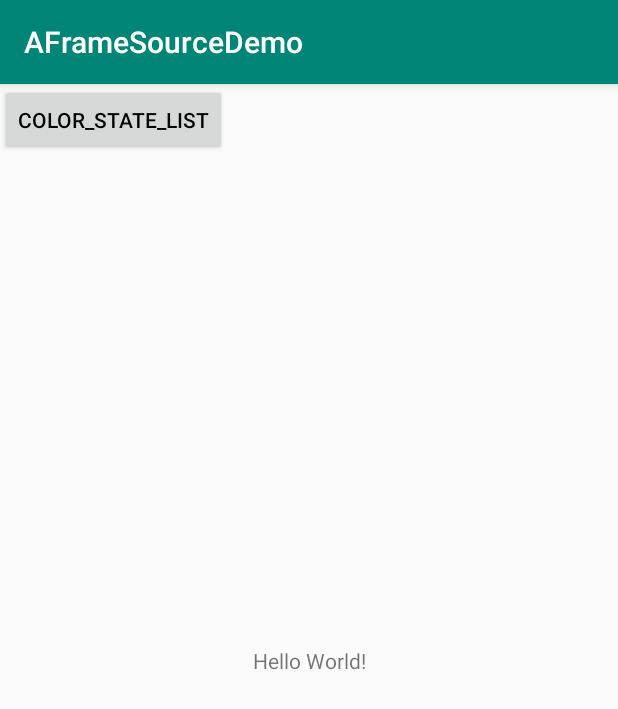
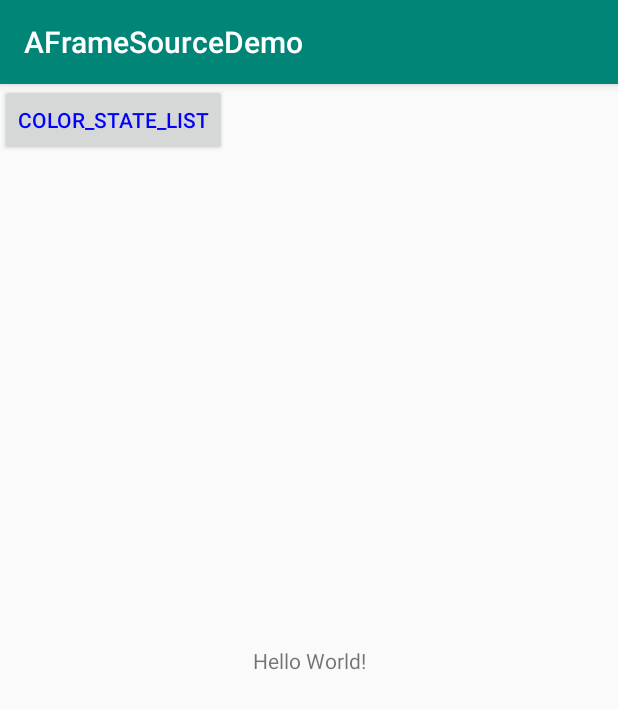
Before and after one commit to blueflybee/AFrameSourceDemo, an Android app: the screen it shows after launch (MainActivity), on a phone screen of 412 x 824 dp. Shown: the top 709 px of the screen. Run offline under Robolectric (Android 15) with nearby library versions, the phone set to English and light mode, and no system bars.

Commit message:
color state list测试

```diff
--- a/app/src/main/java/myorg/aframe/aframesourcedemo/MainActivity.java
+++ b/app/src/main/java/myorg/aframe/aframesourcedemo/MainActivity.java
@@ -1,6 +1,7 @@
 package myorg.aframe.aframesourcedemo;
 
 import android.content.ComponentCallbacks;
+import android.content.res.ColorStateList;
 import android.content.res.Configuration;
 import android.database.Cursor;
 import android.database.DatabaseErrorHandler;
@@ -8,8 +9,11 @@ import android.database.sqlite.SQLiteCursor;
 import android.database.sqlite.SQLiteCursorDriver;
 import android.database.sqlite.SQLiteDatabase;
 import android.database.sqlite.SQLiteQuery;
+import android.graphics.Color;
 import android.support.v7.app.AppCompatActivity;
 import android.os.Bundle;
+import android.view.View;
+import android.widget.Button;
 
 public class MainActivity extends AppCompatActivity {
 
@@ -37,5 +41,20 @@ public class MainActivity extends AppCompatActivity {
       }
     });
 
+    int[] colors = new int[]{Color.RED, Color.GREEN, Color.BLUE};
+    int[] statePressed = new int[]{android.R.attr.state_pressed};
+    int[] stateFocused = new int[]{android.R.attr.state_focused};
+
+    int[][] states = new int[][]{
+        statePressed,
+        stateFocused,
+        new int[]{0}
+    };
+
+    ColorStateList colorStateList = new ColorStateList(states, colors);
+    Button btn = findViewById(R.id.btn_state);
+    btn.setTextColor(colorStateList);
+
+
   }
 }
--- a/app/src/main/res/layout/activity_main.xml
+++ b/app/src/main/res/layout/activity_main.xml
@@ -16,7 +16,7 @@
         app:layout_constraintTop_toTopOf="parent" />
 
     <Button
-        android:textColor="@color/button_text"
+        android:id="@+id/btn_state"
         android:text="color_state_list"
         android:layout_width="wrap_content"
         android:layout_height="wrap_content" />
```
